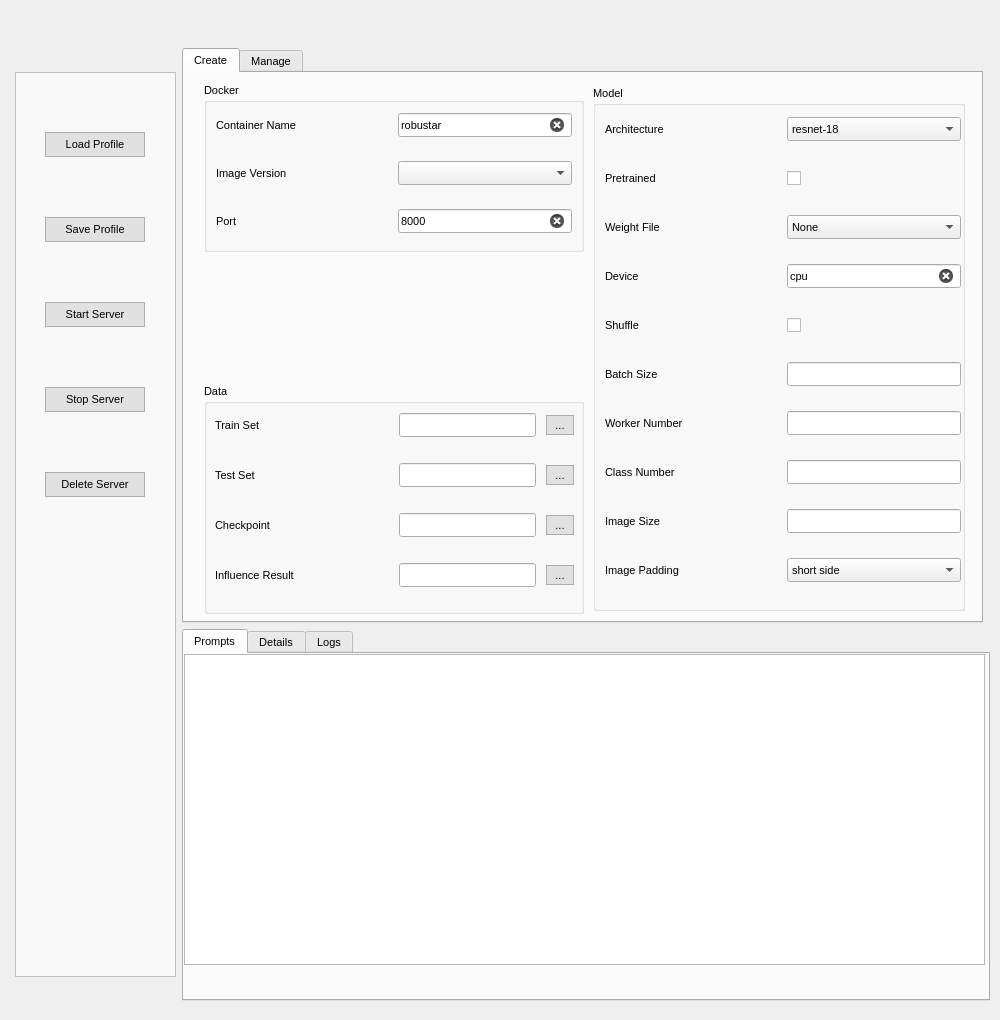
Above: launcher/resources/launcher_v2.ui from PaulCCCCCCH/Robustar_implementation before the change. Below: the same form after it.
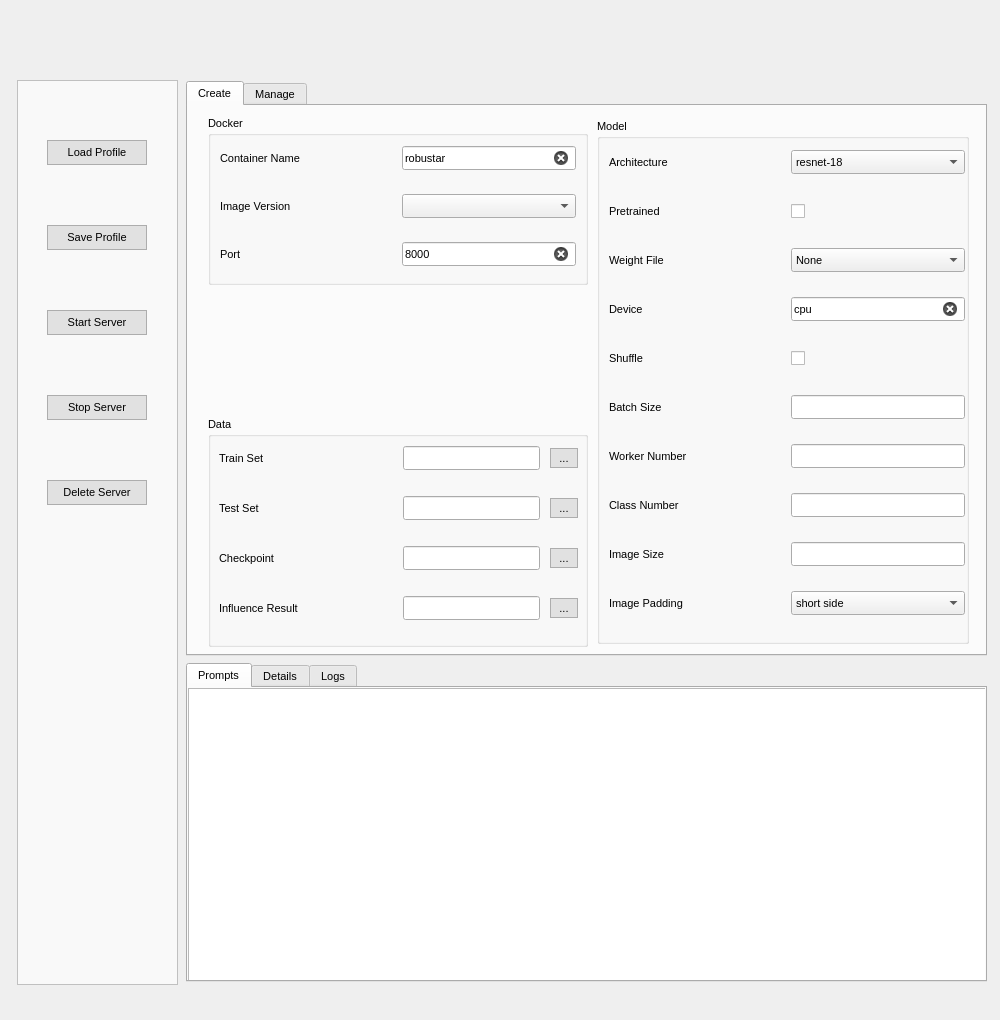
That is the form after the change. Icons and pictures are not drawn.

Patch:
```diff
--- a/launcher/resources/launcher_v2.ui
+++ b/launcher/resources/launcher_v2.ui
@@ -2445,6 +2445,24 @@
         </item>
         <item>
          <widget class="QTabWidget" name="tabWidget_2">
+          <property name="sizePolicy">
+           <sizepolicy hsizetype="Fixed" vsizetype="Fixed">
+            <horstretch>0</horstretch>
+            <verstretch>0</verstretch>
+           </sizepolicy>
+          </property>
+          <property name="minimumSize">
+           <size>
+            <width>801</width>
+            <height>319</height>
+           </size>
+          </property>
+          <property name="maximumSize">
+           <size>
+            <width>801</width>
+            <height>319</height>
+           </size>
+          </property>
           <property name="font">
            <font>
             <family>Arial</family>
```
Left out of the diff: 10 changed lines with no effect on the pictures.
